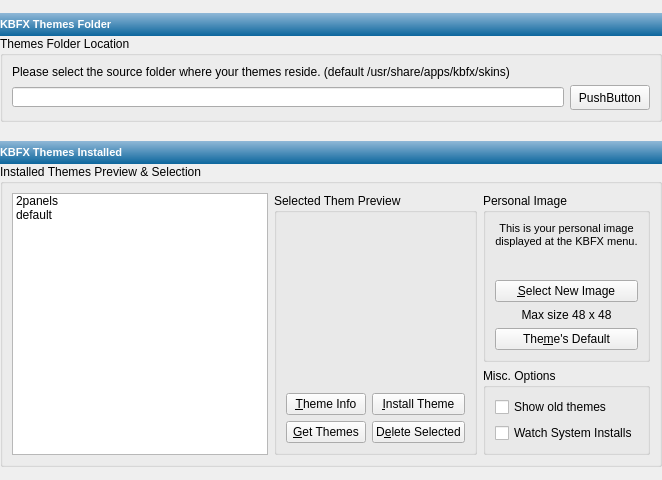
Qt form kbfx4/configdialog/kbfx_themes.ui (plexydesk/kbfxmenu) before a commit.
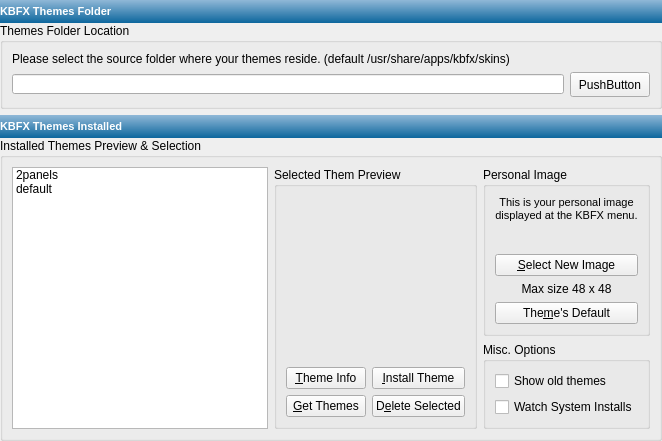
The same form after that commit. Icons and pictures are not drawn.

```diff
--- a/kbfx4/configdialog/kbfx_themes.ui
+++ b/kbfx4/configdialog/kbfx_themes.ui
@@ -6,7 +6,7 @@
     <x>0</x>
     <y>0</y>
     <width>647</width>
-    <height>480</height>
+    <height>438</height>
    </rect>
   </property>
   <property name="sizePolicy" >
@@ -86,7 +86,7 @@
         <item>
          <widget class="QLabel" name="label" >
           <property name="sizePolicy" >
-           <sizepolicy vsizetype="Preferred" hsizetype="Preferred" >
+           <sizepolicy vsizetype="Maximum" hsizetype="Maximum" >
             <horstretch>0</horstretch>
             <verstretch>0</verstretch>
            </sizepolicy>
@@ -113,7 +113,7 @@
           <item>
            <widget class="QLineEdit" name="lineEdit" >
             <property name="sizePolicy" >
-             <sizepolicy vsizetype="Preferred" hsizetype="Preferred" >
+             <sizepolicy vsizetype="Minimum" hsizetype="MinimumExpanding" >
               <horstretch>0</horstretch>
               <verstretch>0</verstretch>
              </sizepolicy>
@@ -213,7 +213,7 @@
      <item>
       <widget class="QGroupBox" name="groupBox_2" >
        <property name="sizePolicy" >
-        <sizepolicy vsizetype="Maximum" hsizetype="MinimumExpanding" >
+        <sizepolicy vsizetype="MinimumExpanding" hsizetype="MinimumExpanding" >
          <horstretch>0</horstretch>
          <verstretch>0</verstretch>
         </sizepolicy>
```
